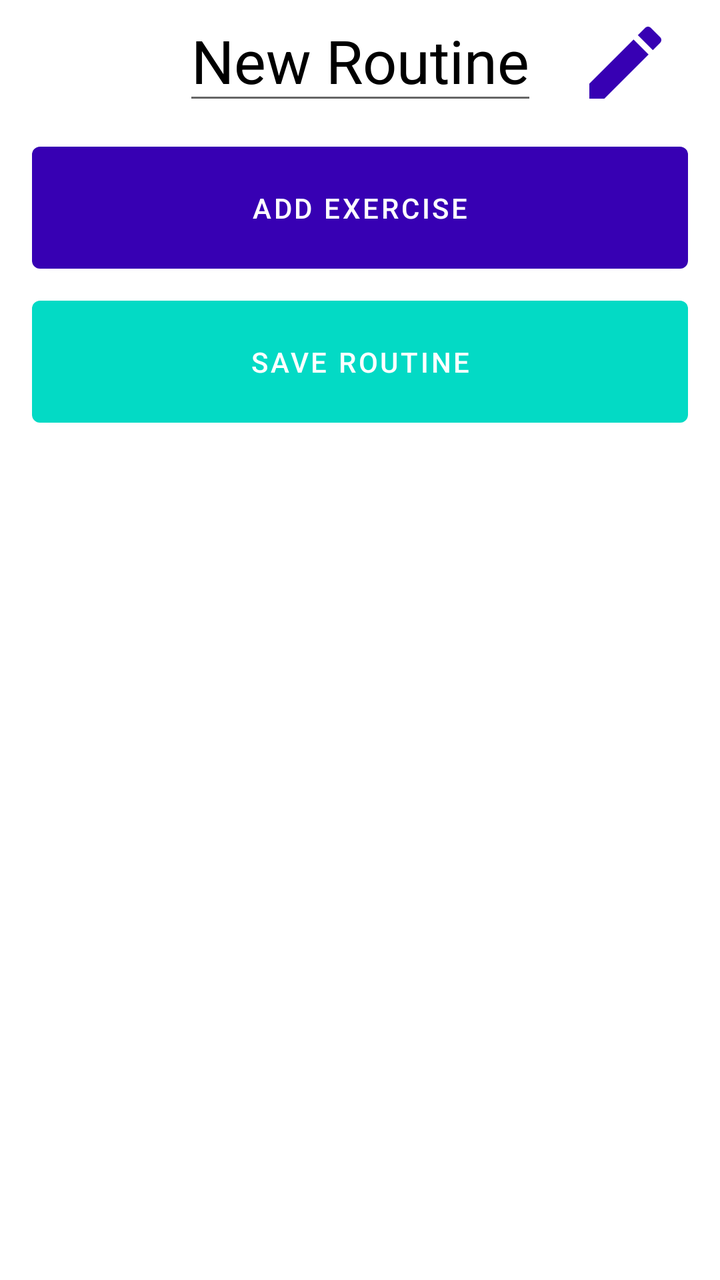
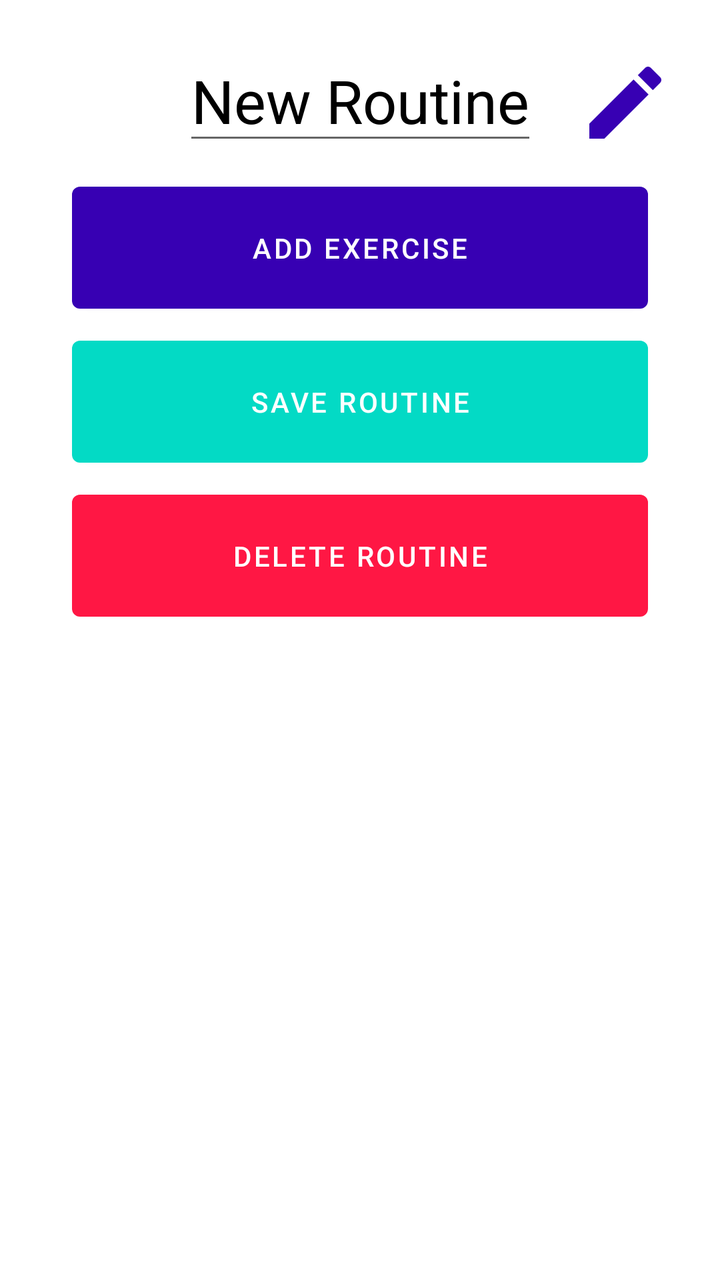

Before-and-after screenshots of an Android layout around one commit, followed by the original layout XML and the change that was made.
<!-- AndroidManifest.xml: application theme Theme.FitTrackMobile -->
<!-- res/layout/activity_routine.xml -->
<?xml version="1.0" encoding="utf-8"?>
<androidx.constraintlayout.widget.ConstraintLayout xmlns:android="http://schemas.android.com/apk/res/android"
    xmlns:app="http://schemas.android.com/apk/res-auto"
    xmlns:tools="http://schemas.android.com/tools"
    android:layout_width="match_parent"
    android:layout_height="match_parent"
    tools:context=".ui.RoutineActivity">

    <androidx.constraintlayout.widget.ConstraintLayout
        android:id="@+id/title_container"
        android:layout_width="wrap_content"
        android:layout_height="wrap_content"
        app:layout_constraintTop_toTopOf="parent"
        app:layout_constraintStart_toStartOf="parent"
        app:layout_constraintEnd_toEndOf="parent">

    <EditText
        android:id="@+id/title_value_edit"
        android:layout_width="wrap_content"
        android:layout_height="wrap_content"
        android:textSize="30sp"
        android:hint="@string/new_routine_hint"
        android:inputType="text"
        android:importantForAutofill="no"
        app:layout_constraintTop_toTopOf="parent"
        app:layout_constraintStart_toStartOf="parent"
        app:layout_constraintEnd_toEndOf="parent"
        />

    <TextView
        android:id="@+id/title_value"
        android:layout_width="wrap_content"
        android:layout_height="wrap_content"
        android:text="@string/routine_initial_title"
        android:textSize="30sp"
        android:layout_marginTop="10dp"
        android:textColor="@color/black"
        app:layout_constraintTop_toTopOf="parent"
        app:layout_constraintStart_toStartOf="parent"
        app:layout_constraintEnd_toEndOf="parent" />

    </androidx.constraintlayout.widget.ConstraintLayout>

    <ImageButton
        android:id="@+id/edit_button"
        android:layout_width="wrap_content"
        android:layout_height="wrap_content"
        android:background="@drawable/ic_edit_black_48"
        android:layout_marginTop="5dp"
        android:layout_marginStart="20dp"
        android:backgroundTint="@color/purple_700"
        app:layout_constraintStart_toEndOf="@id/title_container"
        app:layout_constraintTop_toTopOf="@id/title_container"
        app:layout_constraintBottom_toBottomOf="@id/title_container"
        android:contentDescription="@string/edit_button_content_description" />

    <androidx.recyclerview.widget.RecyclerView
        android:id="@+id/recycler_view"
        android:layout_width="match_parent"
        android:layout_height="wrap_content"
        app:layout_constraintTop_toBottomOf="@id/title_container"/>

    <com.google.android.material.button.MaterialButton
        android:id="@+id/add_exercise_button"
        android:layout_width="match_parent"
        android:layout_height="wrap_content"
        android:background="@drawable/routine_card"
        android:layout_margin="@dimen/activity_horizontal_margin"
        android:padding="15dp"
        android:text="@string/add_exercise_button_text"
        android:textColor="@color/white"
        app:layout_constraintTop_toBottomOf="@id/recycler_view"
        app:backgroundTint="@color/purple_700"
        app:layout_constraintEnd_toStartOf="parent"
        app:layout_constraintEnd_toEndOf="parent"
        />

    <com.google.android.material.button.MaterialButton
        android:id="@+id/save_routine_button"
        android:layout_width="match_parent"
        android:layout_height="wrap_content"
        android:background="@drawable/routine_card"
        android:layout_margin="@dimen/activity_horizontal_margin"
        android:padding="15dp"
        android:text="@string/save_routine_button_text"
        android:textColor="@color/white"
        app:layout_constraintTop_toBottomOf="@id/add_exercise_button"
        app:backgroundTint="@color/teal_200"
        app:layout_constraintEnd_toStartOf="parent"
        app:layout_constraintEnd_toEndOf="parent"
        />

</androidx.constraintlayout.widget.ConstraintLayout>
<!-- resources referenced by this layout -->
<resources>
  <color name="black">#FF000000</color>
  <color name="purple_700">#FF3700B3</color>
  <color name="teal_200">#FF03DAC5</color>
  <color name="white">#FFFFFFFF</color>
  <dimen name="activity_horizontal_margin">16dp</dimen>
  <!-- drawable ic_edit_black_48 (drawable) -->
  <vector android:height="48dp" android:tint="#000000"
      android:viewportHeight="24" android:viewportWidth="24"
      android:width="48dp" xmlns:android="http://schemas.android.com/apk/res/android">
      <path android:fillColor="@android:color/white" android:pathData="M3,17.25V21h3.75L17.81,9.94l-3.75,-3.75L3,17.25zM20.71,7.04c0.39,-0.39 0.39,-1.02 0,-1.41l-2.34,-2.34c-0.39,-0.39 -1.02,-0.39 -1.41,0l-1.83,1.83 3.75,3.75 1.83,-1.83z"/>
  </vector>
  <!-- drawable routine_card (drawable) -->
  <?xml version="1.0" encoding="utf-8"?>
  <shape xmlns:android="http://schemas.android.com/apk/res/android">
      <solid android:color="@color/design_default_color_secondary" />
      <corners android:radius="4dp" />
  </shape>
  <string name="add_exercise_button_text">Add Exercise</string>
  <string name="edit_button_content_description">Edit button</string>
  <string name="new_routine_hint">New Routine</string>
  <string name="routine_initial_title">New Routine</string>
  <string name="save_routine_button_text">Save Routine</string>
  <style name="Theme.FitTrackMobile" parent="Theme.MaterialComponents.DayNight.DarkActionBar">
          
          <item name="colorPrimary">@color/purple_500</item>
          <item name="colorPrimaryVariant">@color/purple_700</item>
          <item name="colorOnPrimary">@color/white</item>
          
          <item name="colorSecondary">@color/teal_200</item>
          <item name="colorSecondaryVariant">@color/teal_700</item>
          <item name="colorOnSecondary">@color/black</item>
          
          <item name="android:statusBarColor">?attr/colorPrimaryVariant</item>
          
      </style>
  <color name="purple_500">#FF6200EE</color>
  <color name="teal_700">#FF018786</color>
</resources>

<!-- the commit's change to res/layout/activity_routine.xml (unified diff, before → after) -->
@@ -1,93 +1,116 @@
 <?xml version="1.0" encoding="utf-8"?>
-<androidx.constraintlayout.widget.ConstraintLayout xmlns:android="http://schemas.android.com/apk/res/android"
+<ScrollView xmlns:android="http://schemas.android.com/apk/res/android"
     xmlns:app="http://schemas.android.com/apk/res-auto"
     xmlns:tools="http://schemas.android.com/tools"
     android:layout_width="match_parent"
     android:layout_height="match_parent"
-    tools:context=".ui.RoutineActivity">
+    tools:context=".ui.routine.RoutineActivity">
 
     <androidx.constraintlayout.widget.ConstraintLayout
-        android:id="@+id/title_container"
-        android:layout_width="wrap_content"
+        android:layout_width="match_parent"
         android:layout_height="wrap_content"
-        app:layout_constraintTop_toTopOf="parent"
-        app:layout_constraintStart_toStartOf="parent"
-        app:layout_constraintEnd_toEndOf="parent">
+        android:padding="20dp">
 
-    <EditText
-        android:id="@+id/title_value_edit"
-        android:layout_width="wrap_content"
-        android:layout_height="wrap_content"
-        android:textSize="30sp"
-        android:hint="@string/new_routine_hint"
-        android:inputType="text"
-        android:importantForAutofill="no"
-        app:layout_constraintTop_toTopOf="parent"
-        app:layout_constraintStart_toStartOf="parent"
-        app:layout_constraintEnd_toEndOf="parent"
-        />
+        <androidx.constraintlayout.widget.ConstraintLayout
+            android:id="@+id/title_container"
+            android:layout_width="wrap_content"
+            android:layout_height="wrap_content"
+            app:layout_constraintTop_toTopOf="parent"
+            app:layout_constraintStart_toStartOf="parent"
+            app:layout_constraintEnd_toEndOf="parent">
 
-    <TextView
-        android:id="@+id/title_value"
-        android:layout_width="wrap_content"
-        android:layout_height="wrap_content"
-        android:text="@string/routine_initial_title"
-        android:textSize="30sp"
-        android:layout_marginTop="10dp"
-        android:textColor="@color/black"
-        app:layout_constraintTop_toTopOf="parent"
-        app:layout_constraintStart_toStartOf="parent"
-        app:layout_constraintEnd_toEndOf="parent" />
+        <EditText
+            android:id="@+id/title_value_edit"
+            android:layout_width="wrap_content"
+            android:layout_height="wrap_content"
+            android:textSize="30sp"
+            android:hint="@string/new_routine_hint"
+            android:inputType="text"
+            android:importantForAutofill="no"
+            app:layout_constraintTop_toTopOf="parent"
+            app:layout_constraintStart_toStartOf="parent"
+            app:layout_constraintEnd_toEndOf="parent"
+            />
+
+        <TextView
+            android:id="@+id/title_value"
+            android:layout_width="wrap_content"
+            android:layout_height="wrap_content"
+            android:text="@string/routine_initial_title"
+            android:textSize="30sp"
+            android:layout_marginTop="10dp"
+            android:textColor="@color/black"
+            app:layout_constraintTop_toTopOf="parent"
+            app:layout_constraintStart_toStartOf="parent"
+            app:layout_constraintEnd_toEndOf="parent"
+            />
+
+        </androidx.constraintlayout.widget.ConstraintLayout>
+
+        <ImageButton
+            android:id="@+id/edit_button"
+            android:layout_width="wrap_content"
+            android:layout_height="wrap_content"
+            android:background="@drawable/ic_edit_black_48"
+            android:layout_marginTop="5dp"
+            android:layout_marginStart="20dp"
+            android:backgroundTint="@color/purple_700"
+            app:layout_constraintStart_toEndOf="@id/title_container"
+            app:layout_constraintTop_toTopOf="@id/title_container"
+            app:layout_constraintBottom_toBottomOf="@id/title_container"
+            android:contentDescription="@string/edit_button_content_description" />
+
+        <androidx.recyclerview.widget.RecyclerView
+            android:id="@+id/recycler_view"
+            android:layout_width="match_parent"
+            android:layout_height="wrap_content"
+            app:layout_constraintTop_toBottomOf="@id/title_container"/>
+
+        <com.google.android.material.button.MaterialButton
+            android:id="@+id/add_exercise_button"
+            android:layout_width="match_parent"
+            android:layout_height="wrap_content"
+            android:background="@drawable/routine_card"
+            android:layout_margin="@dimen/activity_horizontal_margin"
+            android:padding="15dp"
+            android:text="@string/add_exercise_button_text"
+            android:textColor="@color/white"
+            app:layout_constraintTop_toBottomOf="@id/recycler_view"
+            app:backgroundTint="@color/purple_700"
+            app:layout_constraintEnd_toStartOf="parent"
+            app:layout_constraintEnd_toEndOf="parent"
+            />
+
+        <com.google.android.material.button.MaterialButton
+            android:id="@+id/save_routine_button"
+            android:layout_width="match_parent"
+            android:layout_height="wrap_content"
+            android:background="@drawable/routine_card"
+            android:layout_margin="@dimen/activity_horizontal_margin"
+            android:padding="15dp"
+            android:text="@string/save_routine_button_text"
+            android:textColor="@color/white"
+            app:layout_constraintTop_toBottomOf="@id/add_exercise_button"
+            app:backgroundTint="@color/teal_200"
+            app:layout_constraintEnd_toStartOf="parent"
+            app:layout_constraintEnd_toEndOf="parent"
+            />
+
+        <com.google.android.material.button.MaterialButton
+            android:id="@+id/delete_routine_button"
+            android:layout_width="match_parent"
+            android:layout_height="wrap_content"
+            android:background="@drawable/routine_card"
+            android:layout_margin="@dimen/activity_horizontal_margin"
+            android:padding="15dp"
+            android:text="@string/delete_routine_button_text"
+            android:textColor="@color/white"
+            app:layout_constraintTop_toBottomOf="@id/save_routine_button"
+            app:backgroundTint="@color/red"
+            app:layout_constraintEnd_toStartOf="parent"
+            app:layout_constraintEnd_toEndOf="parent"
+            />
 
     </androidx.constraintlayout.widget.ConstraintLayout>
 
-    <ImageButton
-        android:id="@+id/edit_button"
-        android:layout_width="wrap_content"
-        android:layout_height="wrap_content"
-        android:background="@drawable/ic_edit_black_48"
-        android:layout_marginTop="5dp"
-        android:layout_marginStart="20dp"
-        android:backgroundTint="@color/purple_700"
-        app:layout_constraintStart_toEndOf="@id/title_container"
-        app:layout_constraintTop_toTopOf="@id/title_container"
-        app:layout_constraintBottom_toBottomOf="@id/title_container"
-        android:contentDescription="@string/edit_button_content_description" />
-
-    <androidx.recyclerview.widget.RecyclerView
-        android:id="@+id/recycler_view"
-        android:layout_width="match_parent"
-        android:layout_height="wrap_content"
-        app:layout_constraintTop_toBottomOf="@id/title_container"/>
-
-    <com.google.android.material.button.MaterialButton
-        android:id="@+id/add_exercise_button"
-        android:layout_width="match_parent"
-        android:layout_height="wrap_content"
-        android:background="@drawable/routine_card"
-        android:layout_margin="@dimen/activity_horizontal_margin"
-        android:padding="15dp"
-        android:text="@string/add_exercise_button_text"
-        android:textColor="@color/white"
-        app:layout_constraintTop_toBottomOf="@id/recycler_view"
-        app:backgroundTint="@color/purple_700"
-        app:layout_constraintEnd_toStartOf="parent"
-        app:layout_constraintEnd_toEndOf="parent"
-        />
-
-    <com.google.android.material.button.MaterialButton
-        android:id="@+id/save_routine_button"
-        android:layout_width="match_parent"
-        android:layout_height="wrap_content"
-        android:background="@drawable/routine_card"
-        android:layout_margin="@dimen/activity_horizontal_margin"
-        android:padding="15dp"
-        android:text="@string/save_routine_button_text"
-        android:textColor="@color/white"
-        app:layout_constraintTop_toBottomOf="@id/add_exercise_button"
-        app:backgroundTint="@color/teal_200"
-        app:layout_constraintEnd_toStartOf="parent"
-        app:layout_constraintEnd_toEndOf="parent"
-        />
-
-</androidx.constraintlayout.widget.ConstraintLayout>
+</ScrollView>
<!-- resource entries referenced after the edit -->
@@ -2,6 +2,7 @@
 <resources>
   <color name="black">#FF000000</color>
   <color name="purple_700">#FF3700B3</color>
+  <color name="red">#FF1744</color>
   <color name="teal_200">#FF03DAC5</color>
   <color name="white">#FFFFFFFF</color>
   <dimen name="activity_horizontal_margin">16dp</dimen>
@@ -18,6 +19,7 @@
       <corners android:radius="4dp" />
   </shape>
   <string name="add_exercise_button_text">Add Exercise</string>
+  <string name="delete_routine_button_text">Delete Routine</string>
   <string name="edit_button_content_description">Edit button</string>
   <string name="new_routine_hint">New Routine</string>
   <string name="routine_initial_title">New Routine</string>
